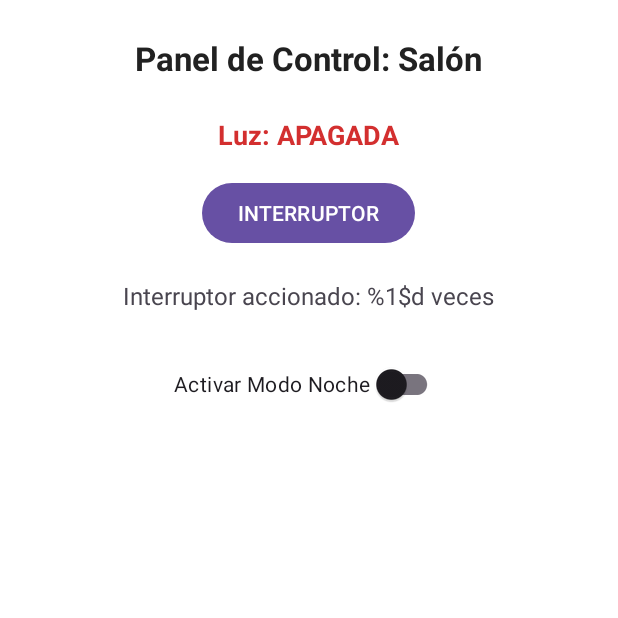
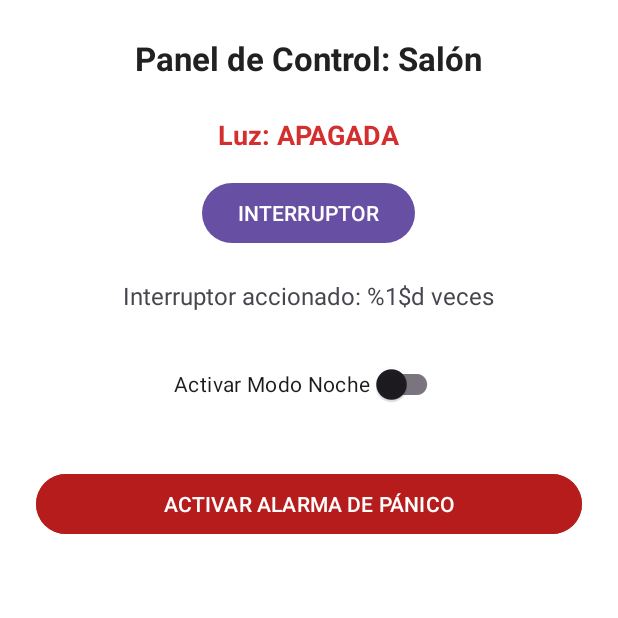
Before and after one commit to aroaher07-hub/Tarea-Git-Xabi-Aroa, an Android app: the screen it shows after launch (MainActivity), on a phone screen of 412 x 824 dp, the top half of it. Run offline under Robolectric (Android 15) with nearby library versions, the phone set to English and light mode, and no system bars.

Commit message:
feat: boton de panico de emergencia
# Conflicts:
#	app/src/main/res/values/strings.xml

```diff
--- a/app/src/main/java/com/example/tareagit_xabi_aroa/MainActivity.java
+++ b/app/src/main/java/com/example/tareagit_xabi_aroa/MainActivity.java
@@ -5,6 +5,8 @@ import android.view.View;
 import android.widget.Button;
 import android.widget.LinearLayout;
 import android.widget.TextView;
+import android.widget.Toast;
+
 import androidx.appcompat.app.AppCompatActivity;
 import androidx.core.content.ContextCompat;
 
@@ -28,6 +30,8 @@ public class MainActivity extends AppCompatActivity {
     private TextView tvTitulo;
 
     // TODO RAMA feature/boton-panico: Declarar referencia a btnPanico
+
+    private Button btnPanico;
 
     @Override
     protected void onCreate(Bundle savedInstanceState) {
@@ -82,5 +86,12 @@ public class MainActivity extends AppCompatActivity {
         });
 
         // TODO RAMA feature/boton-panico: Configurar listener del botón de pánico
+        btnPanico = findViewById(R.id.btnPanico);
+        btnPanico.setOnClickListener(new View.OnClickListener() {
+            @Override
+            public void onClick(View v) {
+                Toast.makeText(MainActivity.this, R.string.toast_alerta_panico, Toast.LENGTH_LONG).show();
+            }
+        });
     }
 }
--- a/app/src/main/res/layout/activity_main.xml
+++ b/app/src/main/res/layout/activity_main.xml
@@ -67,5 +67,13 @@
         Insertar aquí un Button rojo con id 'btnPanico' para
         disparar una alerta crítica que posteriormente será revertida con git revert.
     -->
+    <Button
+        android:id="@+id/btnPanico"
+        android:layout_width="match_parent"
+        android:layout_height="wrap_content"
+        android:layout_marginTop="32dp"
+        android:text="@string/btn_panico_text"
+        android:backgroundTint="@color/alerta_panico"
+        android:textColor="#FFFFFF" />
 
 </LinearLayout>
--- a/app/src/main/res/values/strings.xml
+++ b/app/src/main/res/values/strings.xml
@@ -4,6 +4,8 @@
     <string name="estado_luz_apagada">Luz: APAGADA</string>
     <string name="estado_luz_encendida">Luz: ENCENDIDA</string>
     <string name="btn_interruptor">INTERRUPTOR</string>
+    <string name="btn_panico_text">ACTIVAR ALARMA DE PÁNICO</string>
+    <string name="toast_alerta_panico">¡¡ALARMA ENVIADA A LA CENTRAL DE EMERGENCIAS!!</string>
 
     <string name="texto_contador">Interruptor accionado: %1$d veces</string>
 
```
